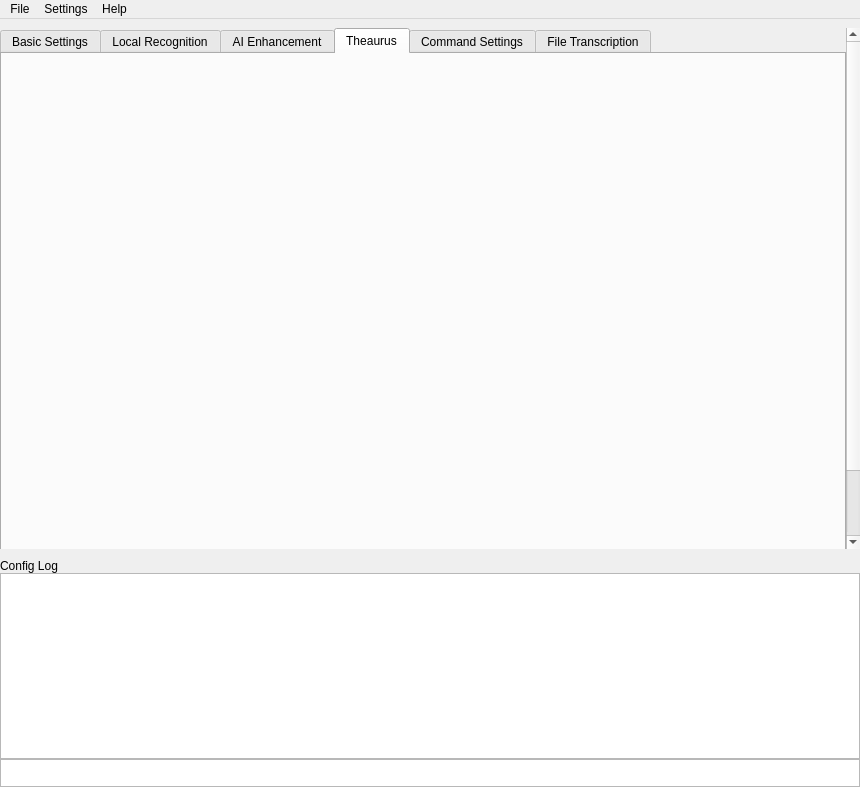
First picture: the form in src/app/MainWin.ui, repository Zeuear/IME_Audio, before the edit.
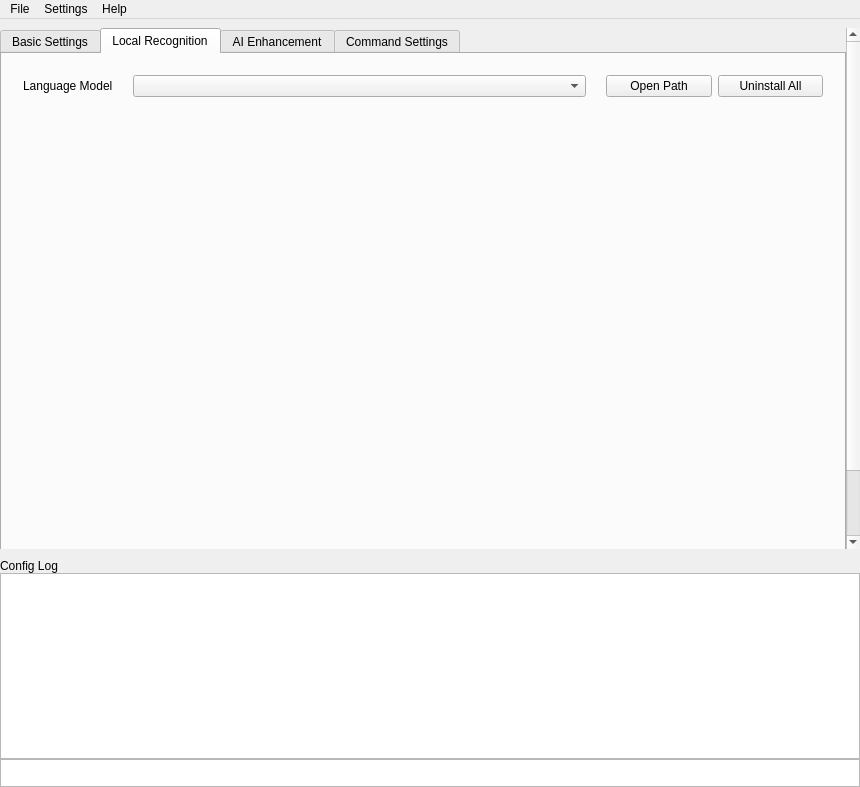
Second picture: the form after the edit. The open tabs and pages were chosen to show the change. Icons and pictures are not drawn. Custom widgets are drawn as their Qt base class.

```diff
--- a/src/app/MainWin.ui
+++ b/src/app/MainWin.ui
@@ -1106,18 +1106,6 @@
           </item>
          </layout>
         </widget>
-        <widget class="QWidget" name="theaurus">
-         <attribute name="title">
-          <string>Theaurus</string>
-         </attribute>
-         <layout class="QVBoxLayout" name="verticalLayout_11">
-          <item>
-           <widget class="TermWidget" name="terms_widget" native="true">
-            <layout class="QVBoxLayout" name="verticalLayout_3"/>
-           </widget>
-          </item>
-         </layout>
-        </widget>
         <widget class="QWidget" name="snippets">
          <attribute name="title">
           <string>Command Settings</string>
@@ -1128,16 +1116,6 @@
           </item>
          </layout>
         </widget>
-        <widget class="QWidget" name="file_transcribe">
-         <attribute name="title">
-          <string>File Transcription</string>
-         </attribute>
-         <layout class="QVBoxLayout" name="verticalLayout_ft">
-          <item>
-           <widget class="FileTranscribeWidget" name="file_transcribe_widget" native="true"/>
-          </item>
-         </layout>
-        </widget>
        </widget>
           </item>
          </layout>
@@ -1535,12 +1513,6 @@
    <header>ui/pages/SnippetWidget.h</header>
    <container>1</container>
   </customwidget>
-  <customwidget>
-   <class>TermWidget</class>
-   <extends>QWidget</extends>
-   <header>ui/pages/TermWidget.h</header>
-   <container>1</container>
-  </customwidget>
   <customwidget>
    <class>SearchableComboBox</class>
    <extends>QComboBox</extends>
@@ -1551,12 +1523,6 @@
    <extends>QListWidget</extends>
    <header>ui/controls/NavListWidget.h</header>
   </customwidget>
-  <customwidget>
-   <class>FileTranscribeWidget</class>
-   <extends>QWidget</extends>
-   <header>ui/pages/FileTranscribeWidget.h</header>
-   <container>1</container>
-  </customwidget>
  </customwidgets>
  <resources/>
  <connections/>
```
